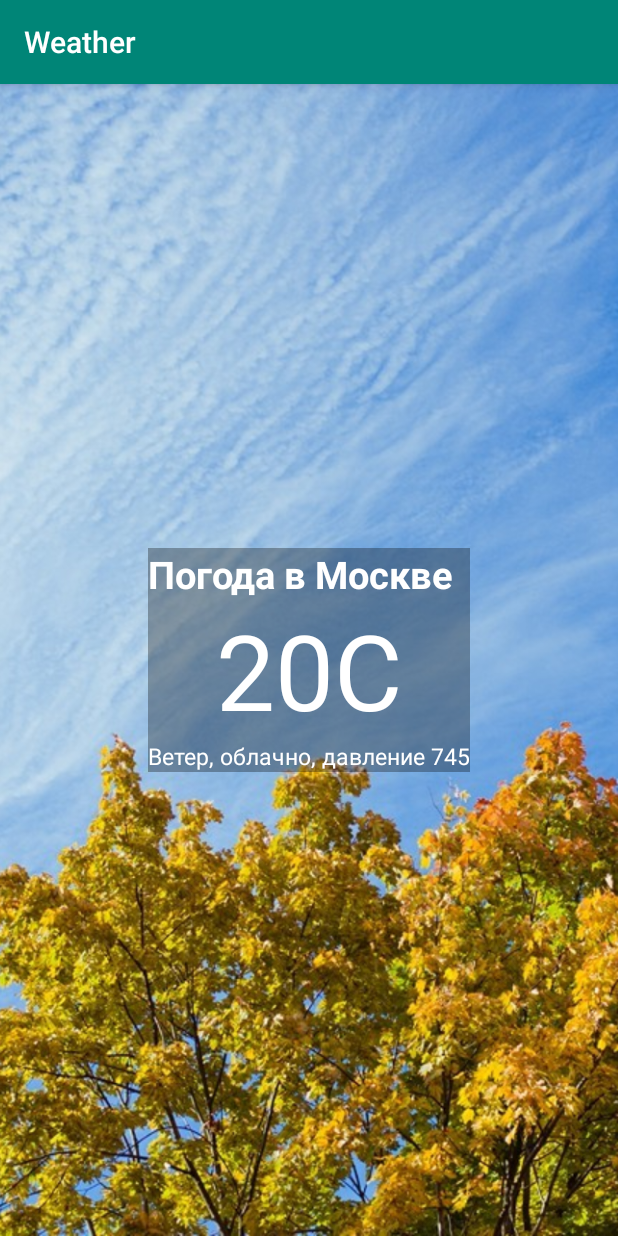
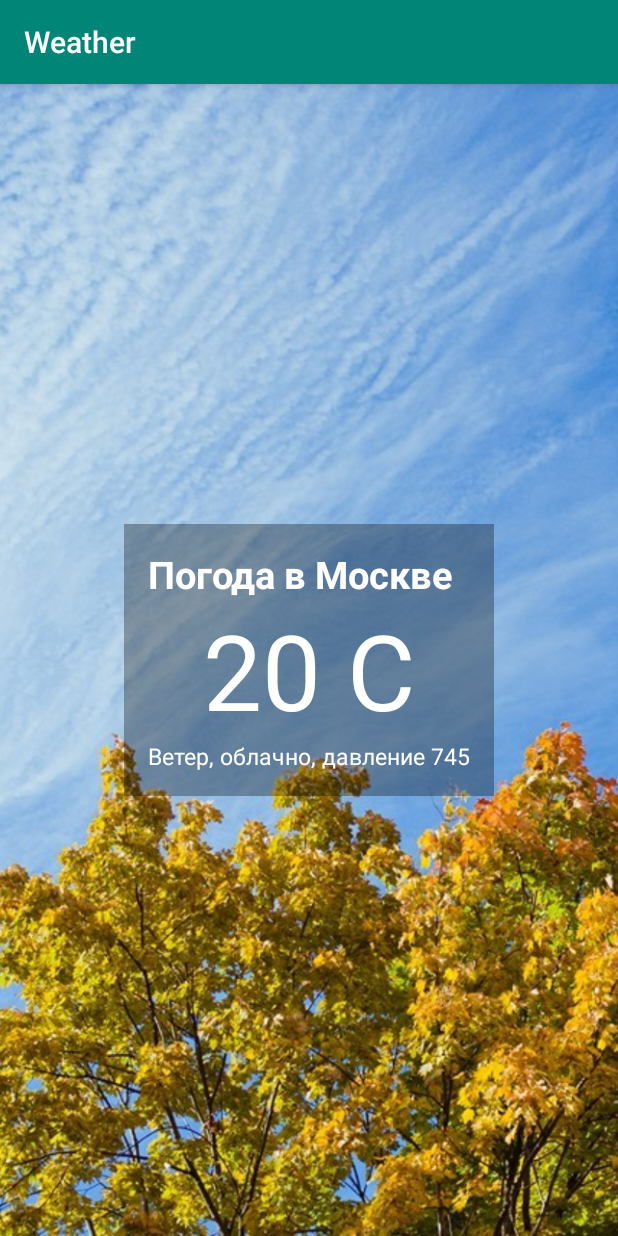
Before and after one commit to berbasovp/lesson01, an Android app: the screen it shows after launch (MainActivity), on a phone screen of 412 x 824 dp. Run offline under Robolectric (Android 15) with nearby library versions, the phone set to English and light mode, and no system bars.

Commit message:
мелкие доработки дизайна

```diff
--- a/app/src/main/res/layout/activity_main.xml
+++ b/app/src/main/res/layout/activity_main.xml
@@ -1,47 +1,47 @@
 <?xml version="1.0" encoding="utf-8"?>
-    <RelativeLayout
-        xmlns:android="http://schemas.android.com/apk/res/android"
+<RelativeLayout xmlns:android="http://schemas.android.com/apk/res/android"
     xmlns:tools="http://schemas.android.com/tools"
     android:layout_width="match_parent"
     android:layout_height="match_parent"
     tools:context="com.berbasov.weather.MainActivity">
+
     <ImageView
         android:layout_width="match_parent"
         android:layout_height="match_parent"
-android:src="@drawable/fon"
         android:scaleType="centerCrop"
-    />
+        android:src="@drawable/fon" />
+
     <LinearLayout
-        android:orientation="vertical"
         android:layout_width="wrap_content"
         android:layout_height="wrap_content"
+        android:layout_centerHorizontal="true"
         android:layout_centerVertical="true"
-        android:layout_centerHorizontal="true"
         android:background="#50000000"
+        android:orientation="vertical"
+        android:padding="16dp">
 
-        >
         <TextView
             android:layout_width="wrap_content"
             android:layout_height="wrap_content"
+            android:text="Погода в Москве"
+            android:textColor="#fff"
             android:textSize="25dp"
-            android:textColor="#fff"
-            android:text="Погода в Москве"
-            android:textStyle="bold"/>
+            android:textStyle="bold" />
+
         <TextView
             android:layout_width="match_parent"
             android:layout_height="wrap_content"
-            android:textSize="70dp"
+            android:gravity="center"
+            android:text="20 C"
             android:textColor="#fff"
-            android:gravity="center"
-            android:text="20C"
-            />
+            android:textSize="70dp" />
+
         <TextView
             android:layout_width="wrap_content"
             android:layout_height="wrap_content"
-            android:textSize="15dp"
+            android:text="Ветер, облачно, давление 745"
             android:textColor="#fff"
-            android:text="Ветер, облачно, давление 745"
-            />
+            android:textSize="15dp" />
     </LinearLayout>
 
 </RelativeLayout>
```
Lines whose indentation alone changed are shown as unchanged.
